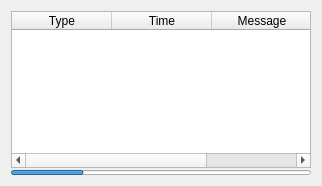
Above: RequestFlowApp/RequestFlow/ui/GraphLogMessagesWidget.ui from fatehmtd/RequestFlow before the change. Below: the same form after it.
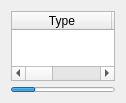
That is the form after the change.

```diff
--- a/RequestFlowApp/RequestFlow/ui/GraphLogMessagesWidget.ui
+++ b/RequestFlowApp/RequestFlow/ui/GraphLogMessagesWidget.ui
@@ -6,14 +6,14 @@
    <rect>
     <x>0</x>
     <y>0</y>
-    <width>318</width>
-    <height>186</height>
+    <width>126</width>
+    <height>100</height>
    </rect>
   </property>
   <property name="minimumSize">
    <size>
     <width>0</width>
-    <height>186</height>
+    <height>0</height>
    </size>
   </property>
   <property name="windowTitle">
@@ -24,8 +24,8 @@
     <widget class="QTableWidget" name="tableWidget">
      <property name="minimumSize">
       <size>
-       <width>300</width>
-       <height>157</height>
+       <width>0</width>
+       <height>0</height>
       </size>
      </property>
      <property name="alternatingRowColors">
```
